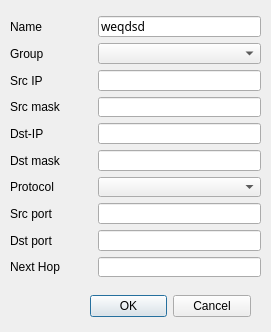
First picture: the form in mdi/classes.ui, repository brat002/ExpertBilling, before the edit.
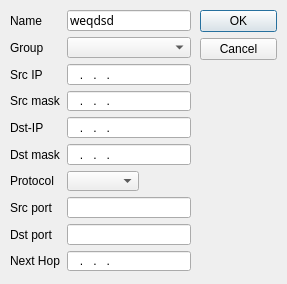
Second picture: the form after the edit.

The edit to the form file:
```diff
--- a/mdi/classes.ui
+++ b/mdi/classes.ui
@@ -5,8 +5,8 @@
    <rect>
     <x>0</x>
     <y>0</y>
-    <width>271</width>
-    <height>332</height>
+    <width>287</width>
+    <height>284</height>
    </rect>
   </property>
   <property name="windowTitle" >
@@ -15,25 +15,25 @@
   <widget class="QDialogButtonBox" name="buttonBox" >
    <property name="geometry" >
     <rect>
-     <x>90</x>
-     <y>290</y>
-     <width>161</width>
-     <height>32</height>
+     <x>200</x>
+     <y>10</y>
+     <width>77</width>
+     <height>56</height>
     </rect>
    </property>
    <property name="orientation" >
-    <enum>Qt::Horizontal</enum>
+    <enum>Qt::Vertical</enum>
    </property>
    <property name="standardButtons" >
     <set>QDialogButtonBox::Cancel|QDialogButtonBox::NoButton|QDialogButtonBox::Ok</set>
    </property>
   </widget>
-  <widget class="QWidget" name="" >
+  <widget class="QWidget" name="layoutWidget" >
    <property name="geometry" >
     <rect>
      <x>10</x>
-     <y>16</y>
-     <width>251</width>
+     <y>10</y>
+     <width>181</width>
      <height>261</height>
     </rect>
    </property>
@@ -75,7 +75,14 @@
      </widget>
     </item>
     <item row="2" column="1" colspan="2" >
-     <widget class="QLineEdit" name="src_ip_edit" />
+     <widget class="QLineEdit" name="src_ip_edit" >
+      <property name="inputMask" >
+       <string>000.000.000.000; </string>
+      </property>
+      <property name="text" >
+       <string>...</string>
+      </property>
+     </widget>
     </item>
     <item row="3" column="0" >
      <widget class="QLabel" name="src_mask_label" >
@@ -85,7 +92,11 @@
      </widget>
     </item>
     <item row="3" column="1" colspan="2" >
-     <widget class="QLineEdit" name="src_mask_edit" />
+     <widget class="QLineEdit" name="src_mask_edit" >
+      <property name="inputMask" >
+       <string>000.000.000.000; </string>
+      </property>
+     </widget>
     </item>
     <item row="4" column="0" >
      <widget class="QLabel" name="dst_ip_label" >
@@ -95,7 +106,11 @@
      </widget>
     </item>
     <item row="4" column="1" colspan="2" >
-     <widget class="QLineEdit" name="dst_ip_edit" />
+     <widget class="QLineEdit" name="dst_ip_edit" >
+      <property name="inputMask" >
+       <string>000.000.000.000; </string>
+      </property>
+     </widget>
     </item>
     <item row="5" column="0" >
      <widget class="QLabel" name="dst_mask_label" >
@@ -105,7 +120,11 @@
      </widget>
     </item>
     <item row="5" column="1" colspan="2" >
-     <widget class="QLineEdit" name="dst_mask_edit" />
+     <widget class="QLineEdit" name="dst_mask_edit" >
+      <property name="inputMask" >
+       <string>000.000.000.000; </string>
+      </property>
+     </widget>
     </item>
     <item row="6" column="0" >
      <widget class="QLabel" name="protocol_label" >
@@ -114,7 +133,7 @@
       </property>
      </widget>
     </item>
-    <item row="6" column="1" colspan="2" >
+    <item row="6" column="1" >
      <widget class="QComboBox" name="protocol_edit" />
     </item>
     <item row="7" column="0" >
@@ -145,7 +164,11 @@
      </widget>
     </item>
     <item row="9" column="1" colspan="2" >
-     <widget class="QLineEdit" name="next_hop_edit" />
+     <widget class="QLineEdit" name="next_hop_edit" >
+      <property name="inputMask" >
+       <string>000.000.000.000; </string>
+      </property>
+     </widget>
     </item>
    </layout>
   </widget>
```
